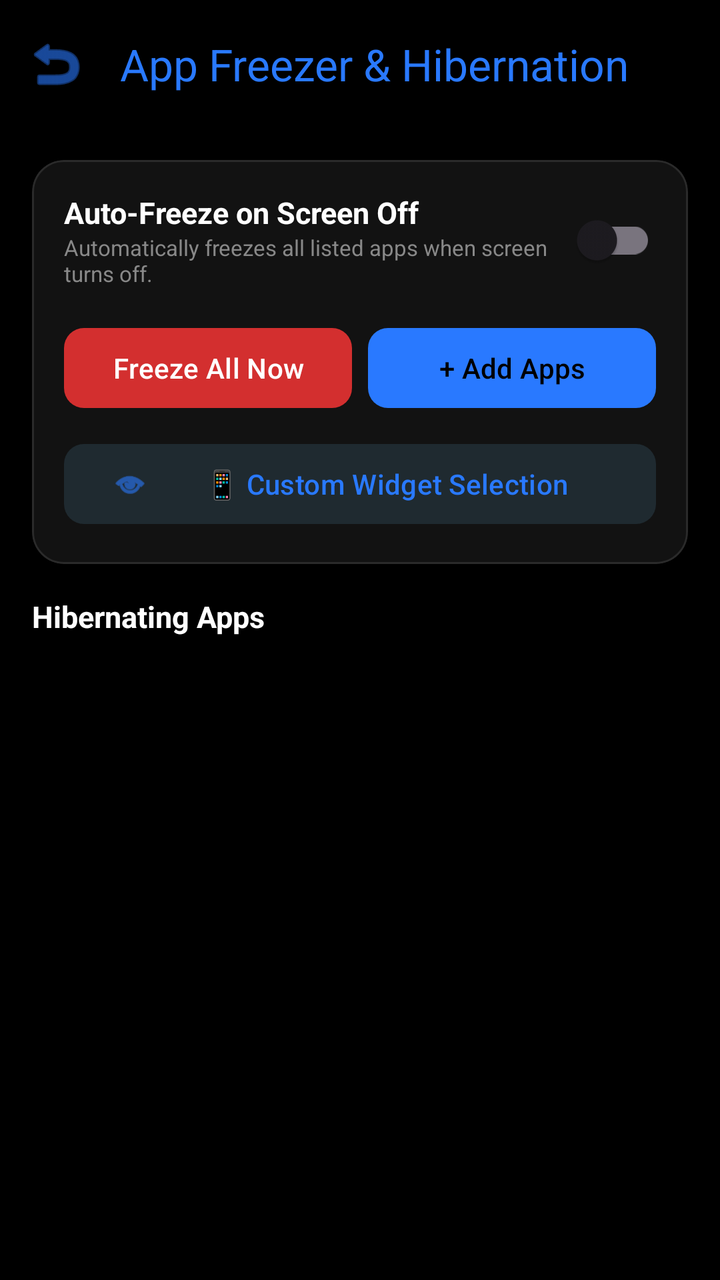
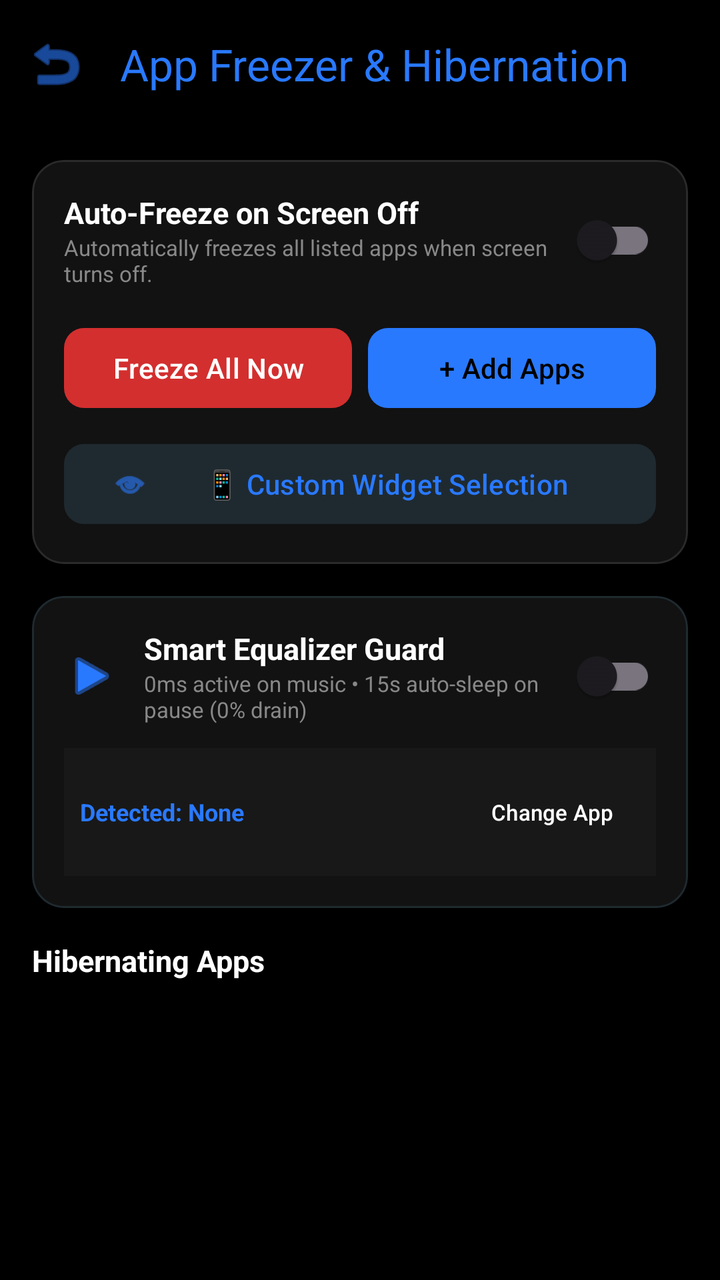

An Android layout rendered at two revisions. The XML below is the earlier revision; the diff shows what the commit changed to produce the second picture.
<!-- AndroidManifest.xml: activity theme Theme.PhoneControl -->
<!-- res/layout/activity_app_freezer_list.xml -->
<?xml version="1.0" encoding="utf-8"?>
<LinearLayout xmlns:android="http://schemas.android.com/apk/res/android"
    xmlns:app="http://schemas.android.com/apk/res-auto"
    android:layout_width="match_parent"
    android:layout_height="match_parent"
    android:orientation="vertical"
    android:background="@android:color/black"
    android:fitsSystemWindows="true">

    <com.google.android.material.appbar.MaterialToolbar
        android:id="@+id/toolbarAppFreezerList"
        android:layout_width="match_parent"
        android:layout_height="?attr/actionBarSize"
        app:title="App Freezer &amp; Hibernation"
        app:titleTextColor="@color/color_freezer"
        app:navigationIcon="@android:drawable/ic_menu_revert"
        app:navigationIconTint="@color/color_freezer" />

    <androidx.core.widget.NestedScrollView
        android:layout_width="match_parent"
        android:layout_height="match_parent">

        <LinearLayout
            android:layout_width="match_parent"
            android:layout_height="wrap_content"
            android:orientation="vertical"
            android:padding="16dp">

            
            <com.google.android.material.card.MaterialCardView
                android:layout_width="match_parent"
                android:layout_height="wrap_content"
                android:layout_marginBottom="16dp"
                app:cardCornerRadius="16dp"
                app:cardBackgroundColor="#121212"
                app:strokeWidth="1dp"
                app:strokeColor="#2A2A2A">

                <LinearLayout
                    android:layout_width="match_parent"
                    android:layout_height="wrap_content"
                    android:orientation="vertical"
                    android:padding="16dp">

                    <LinearLayout
                        android:layout_width="match_parent"
                        android:layout_height="wrap_content"
                        android:gravity="center_vertical">
                        <LinearLayout
                            android:layout_width="0dp"
                            android:layout_height="wrap_content"
                            android:layout_weight="1"
                            android:orientation="vertical">
                            <TextView
                                android:layout_width="wrap_content"
                                android:layout_height="wrap_content"
                                android:text="Auto-Freeze on Screen Off"
                                android:textColor="#FFFFFF"
                                android:textStyle="bold"
                                android:textSize="15sp" />
                            <TextView
                                android:layout_width="wrap_content"
                                android:layout_height="wrap_content"
                                android:text="Automatically freezes all listed apps when screen turns off."
                                android:textColor="#888888"
                                android:textSize="11sp" />
                        </LinearLayout>
                        <com.google.android.material.switchmaterial.SwitchMaterial
                            android:id="@+id/switchAutoFreeze"
                            android:layout_width="wrap_content"
                            android:layout_height="wrap_content" />
                    </LinearLayout>

                    <LinearLayout
                        android:layout_width="match_parent"
                        android:layout_height="wrap_content"
                        android:orientation="horizontal"
                        android:layout_marginTop="16dp">

                        <com.google.android.material.button.MaterialButton
                            android:id="@+id/btnFreezeAll"
                            android:layout_width="0dp"
                            android:layout_height="wrap_content"
                            android:layout_weight="1"
                            android:text="Freeze All Now"
                            android:textColor="#FFFFFF"
                            app:backgroundTint="#D32F2F"
                            app:cornerRadius="10dp"
                            android:layout_marginEnd="8dp" />

                        <com.google.android.material.button.MaterialButton
                            android:id="@+id/btnAddApps"
                            android:layout_width="0dp"
                            android:layout_height="wrap_content"
                            android:layout_weight="1"
                            android:text="+ Add Apps"
                            android:textColor="#000000"
                            app:backgroundTint="@color/color_freezer"
                            app:cornerRadius="10dp" />
                    </LinearLayout>

                    <com.google.android.material.button.MaterialButton
                        android:id="@+id/btnCustomWidgetApps"
                        style="@style/Widget.Material3.Button.TonalButton"
                        android:layout_width="match_parent"
                        android:layout_height="wrap_content"
                        android:layout_marginTop="10dp"
                        android:text="📱 Custom Widget Selection"
                        android:textColor="@color/color_freezer"
                        app:icon="@android:drawable/ic_menu_view"
                        app:iconTint="@color/color_freezer"
                        app:backgroundTint="#1F2A30"
                        app:cornerRadius="10dp" />

                </LinearLayout>
            </com.google.android.material.card.MaterialCardView>

            
            <LinearLayout
                android:id="@+id/layoutEditActions"
                android:layout_width="match_parent"
                android:layout_height="wrap_content"
                android:orientation="horizontal"
                android:gravity="center_vertical"
                android:padding="8dp"
                android:background="#1E1E24"
                android:layout_marginBottom="8dp"
                android:visibility="gone">

                <TextView
                    android:id="@+id/tvEditModeTitle"
                    android:layout_width="0dp"
                    android:layout_height="wrap_content"
                    android:layout_weight="1"
                    android:text="Select apps to unfreeze"
                    android:textColor="#FFFFFF"
                    android:textSize="12sp"
                    android:textStyle="bold" />

                <com.google.android.material.button.MaterialButton
                    android:id="@+id/btnRemoveSelected"
                    style="@style/Widget.Material3.Button.TonalButton"
                    android:layout_width="wrap_content"
                    android:layout_height="36dp"
                    android:text="Unfreeze Selected"
                    android:textColor="#FF5252"
                    android:textSize="11sp"
                    android:layout_marginEnd="4dp" />

                <com.google.android.material.button.MaterialButton
                    android:id="@+id/btnCancelEdit"
                    style="@style/Widget.Material3.Button.TextButton"
                    android:layout_width="wrap_content"
                    android:layout_height="36dp"
                    android:text="Done"
                    android:textColor="#AAAAAA"
                    android:textSize="11sp" />
            </LinearLayout>

            <TextView
                android:layout_width="match_parent"
                android:layout_height="wrap_content"
                android:text="Hibernating Apps"
                android:textColor="#FFFFFF"
                android:textSize="15sp"
                android:textStyle="bold"
                android:layout_marginBottom="8dp" />

            <LinearLayout
                android:id="@+id/layoutFrozenAppsList"
                android:layout_width="match_parent"
                android:layout_height="wrap_content"
                android:orientation="vertical" />

        </LinearLayout>
    </androidx.core.widget.NestedScrollView>

</LinearLayout>
<!-- resources referenced by this layout -->
<resources>
  <color name="color_freezer">#2979FF</color>
  <style name="Theme.PhoneControl" parent="Theme.Material3.DayNight.NoActionBar">
          
          <item name="colorPrimary">@color/purple_500</item>
          <item name="colorPrimaryVariant">@color/purple_700</item>
          <item name="colorOnPrimary">@color/white</item>
          
          <item name="colorSecondary">@color/teal_200</item>
          <item name="colorSecondaryVariant">@color/teal_700</item>
          <item name="colorOnSecondary">@color/black</item>
          
          <item name="android:statusBarColor">@android:color/black</item>
          <item name="android:windowLightStatusBar" tools:targetApi="m">false</item>
          
          
          
      </style>
  <color name="purple_500">#FF6200EE</color>
  <color name="purple_700">#FF3700B3</color>
  <color name="white">#FFFFFFFF</color>
  <color name="teal_200">#FF03DAC5</color>
  <color name="teal_700">#FF018786</color>
  <color name="black">#FF000000</color>
</resources>

<!-- the commit's change to res/layout/activity_app_freezer_list.xml (unified diff, before → after) -->
@@ -112,6 +112,95 @@
                         app:backgroundTint="#1F2A30"
                         app:cornerRadius="10dp" />
 
+                </LinearLayout>
+            </com.google.android.material.card.MaterialCardView>
+
+            
+            <com.google.android.material.card.MaterialCardView
+                android:id="@+id/cardEqualizerGuard"
+                android:layout_width="match_parent"
+                android:layout_height="wrap_content"
+                android:layout_marginBottom="16dp"
+                app:cardCornerRadius="16dp"
+                app:cardBackgroundColor="#121212"
+                app:strokeWidth="1dp"
+                app:strokeColor="#1F2A30">
+
+                <LinearLayout
+                    android:layout_width="match_parent"
+                    android:layout_height="wrap_content"
+                    android:orientation="vertical"
+                    android:padding="16dp">
+
+                    <LinearLayout
+                        android:layout_width="match_parent"
+                        android:layout_height="wrap_content"
+                        android:gravity="center_vertical">
+
+                        <ImageView
+                            android:layout_width="28dp"
+                            android:layout_height="28dp"
+                            android:src="@android:drawable/ic_media_play"
+                            app:tint="@color/color_freezer"
+                            android:layout_marginEnd="12dp" />
+
+                        <LinearLayout
+                            android:layout_width="0dp"
+                            android:layout_height="wrap_content"
+                            android:layout_weight="1"
+                            android:orientation="vertical">
+
+                            <TextView
+                                android:layout_width="wrap_content"
+                                android:layout_height="wrap_content"
+                                android:text="Smart Equalizer Guard"
+                                android:textColor="#FFFFFF"
+                                android:textStyle="bold"
+                                android:textSize="15sp" />
+
+                            <TextView
+                                android:id="@+id/tvEqualizerDesc"
+                                android:layout_width="wrap_content"
+                                android:layout_height="wrap_content"
+                                android:text="0ms active on music • 15s auto-sleep on pause (0% drain)"
+                                android:textColor="#888888"
+                                android:textSize="11sp" />
+                        </LinearLayout>
+
+                        <com.google.android.material.switchmaterial.SwitchMaterial
+                            android:id="@+id/switchEqualizerGuard"
+                            android:layout_width="wrap_content"
+                            android:layout_height="wrap_content" />
+                    </LinearLayout>
+
+                    <LinearLayout
+                        android:layout_width="match_parent"
+                        android:layout_height="wrap_content"
+                        android:orientation="horizontal"
+                        android:gravity="center_vertical"
+                        android:layout_marginTop="12dp"
+                        android:padding="8dp"
+                        android:background="#181818">
+
+                        <TextView
+                            android:id="@+id/tvDetectedEqualizer"
+                            android:layout_width="0dp"
+                            android:layout_height="wrap_content"
+                            android:layout_weight="1"
+                            android:text="Detected: None"
+                            android:textColor="@color/color_freezer"
+                            android:textSize="12sp"
+                            android:textStyle="bold" />
+
+                        <com.google.android.material.button.MaterialButton
+                            android:id="@+id/btnChangeEqualizer"
+                            style="@style/Widget.Material3.Button.TextButton"
+                            android:layout_width="wrap_content"
+                            android:layout_height="wrap_content"
+                            android:text="Change App"
+                            android:textColor="#FFFFFF"
+                            android:textSize="11sp" />
+                    </LinearLayout>
                 </LinearLayout>
             </com.google.android.material.card.MaterialCardView>
 
